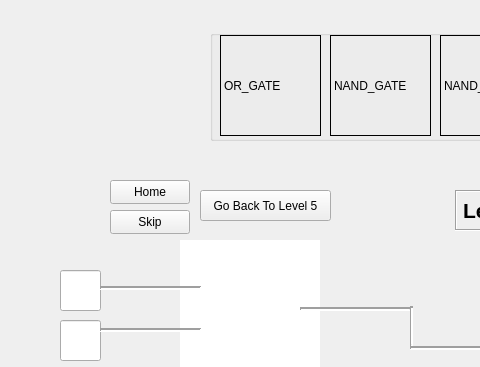
AhmedZ70/BitWise-EducationalApp, file LevelsView.ui: the form before one commit; both pictures show x 0 to 480 and y 0 to 367 of the 1300 by 800 pixel window.
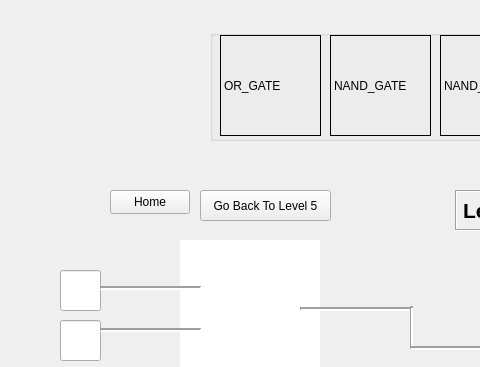
The form after the commit. Icons and pictures are not drawn. Custom widgets are drawn as their Qt base class.

Commit message: skip level 6 removed

What changed in the file:
```diff
--- a/LevelsView.ui
+++ b/LevelsView.ui
@@ -5224,22 +5224,6 @@
     </widget>
    </widget>
    <widget class="QWidget" name="level12">
-    <widget class="QPushButton" name="skipButton_13">
-     <property name="geometry">
-      <rect>
-       <x>110</x>
-       <y>40</y>
-       <width>80</width>
-       <height>24</height>
-      </rect>
-     </property>
-     <property name="styleSheet">
-      <string notr="true">color: black;</string>
-     </property>
-     <property name="text">
-      <string>Skip</string>
-     </property>
-    </widget>
     <widget class="QPushButton" name="goButtonLevelTwelve">
      <property name="geometry">
       <rect>
@@ -5391,7 +5375,7 @@
      <property name="geometry">
       <rect>
        <x>110</x>
-       <y>10</y>
+       <y>20</y>
        <width>80</width>
        <height>24</height>
       </rect>
```
